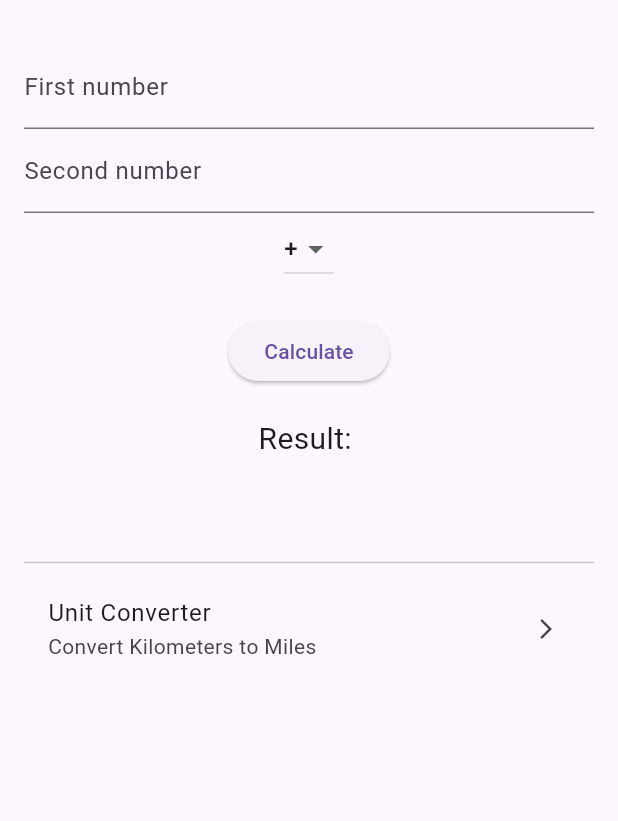
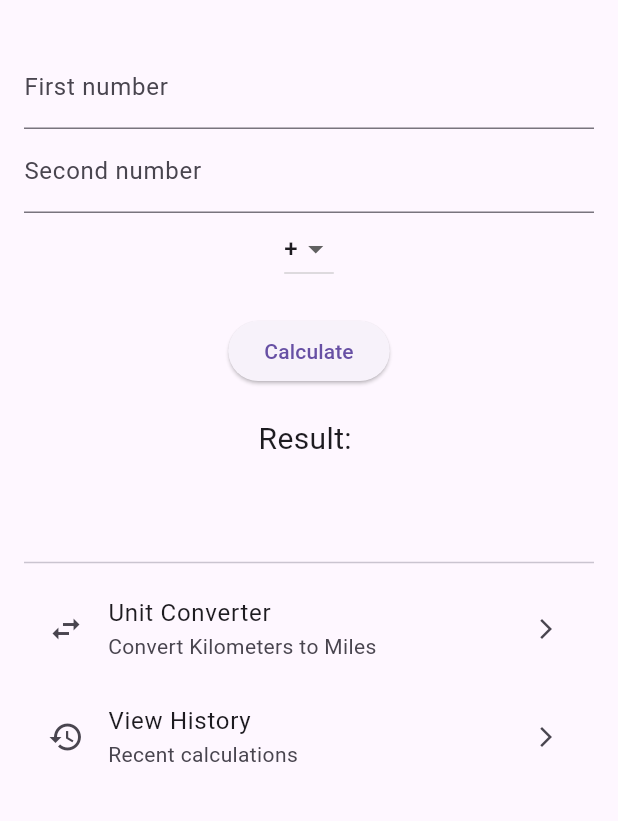
Before and after one commit to MITPIT/calculator, a Flutter app: the screen it shows after launch, on a phone screen of 412 x 824 dp, the part 63-884 px from its top. Run offline on Flutter 3.47's test engine with Material 3 defaults, Android fonts, the phone set to English and light mode, and no system bars; our stand-ins replace shared_preferences.

Commit message:
history screen update

```diff
--- /dev/null
+++ b/flutter_calculator_mvc/lib/controllers/history_controller.dart
@@ -0,0 +1,23 @@
+import 'package:shared_preferences/shared_preferences.dart';
+
+class HistoryController {
+  static const String _key = 'calc_history';
+
+  // Save a new record
+  Future<void> saveHistory(String calculation) async {
+    final prefs = await SharedPreferences.getInstance();
+    List<String> history = prefs.getStringList(_key) ?? [];
+
+    // Format: "Calculation | Timestamp"
+    String timestamp = DateTime.now().toString().split('.')[0];
+    history.insert(0, "$calculation | $timestamp");
+
+    await prefs.setStringList(_key, history);
+  }
+
+  // Retrieve all records
+  Future<List<String>> getHistory() async {
+    final prefs = await SharedPreferences.getInstance();
+    return prefs.getStringList(_key) ?? [];
+  }
+}
--- a/flutter_calculator_mvc/lib/views/calculator_view.dart
+++ b/flutter_calculator_mvc/lib/views/calculator_view.dart
@@ -1,6 +1,7 @@
 import 'package:flutter/material.dart';
 import '../controllers/calculator_controller.dart';
-import '../../../views/converter_view.dart';
+import 'converter_view.dart'; // Fixed path based on standard lib structure
+import 'history_view.dart';
 
 class CalculatorView extends StatefulWidget {
   @override
@@ -28,7 +29,7 @@ class _CalculatorViewState extends State<CalculatorView> {
   @override
   Widget build(BuildContext context) {
     return Scaffold(
-      appBar: AppBar(title: Text('MVC Calculator')),
+      appBar: AppBar(title: const Text('MVC Calculator')),
       body: SingleChildScrollView(
         child: Padding(
           padding: const EdgeInsets.all(16),
@@ -38,12 +39,12 @@ class _CalculatorViewState extends State<CalculatorView> {
               TextField(
                 controller: _firstController,
                 keyboardType: TextInputType.number,
-                decoration: InputDecoration(labelText: 'First number'),
+                decoration: const InputDecoration(labelText: 'First number'),
               ),
               TextField(
                 controller: _secondController,
                 keyboardType: TextInputType.number,
-                decoration: InputDecoration(labelText: 'Second number'),
+                decoration: const InputDecoration(labelText: 'Second number'),
               ),
               DropdownButton<String>(
                 value: _operation,
@@ -52,26 +53,44 @@ class _CalculatorViewState extends State<CalculatorView> {
                     .toList(),
                 onChanged: (value) => setState(() => _operation = value!),
               ),
-              SizedBox(height: 20),
+              const SizedBox(height: 20),
               ElevatedButton(
                 onPressed: _calculate,
-                child: Text('Calculate')
+                child: const Text('Calculate')
               ),
-              SizedBox(height: 20),
+              const SizedBox(height: 20),
               Text(
                 'Result: $_result',
-                style: TextStyle(fontSize: 20)
+                style: const TextStyle(fontSize: 20)
               ),
-              SizedBox(height: 60),
-              Divider(),
+              const SizedBox(height: 60),
+              const Divider(),
+
+              // Unit Converter Link
               ListTile(
-                title: Text("Unit Converter"),
-                subtitle: Text("Convert Kilometers to Miles"),
-                trailing: Icon(Icons.arrow_forward_ios, size: 16),
+                leading: const Icon(Icons.swap_horiz),
+                title: const Text("Unit Converter"),
+                subtitle: const Text("Convert Kilometers to Miles"),
+                trailing: const Icon(Icons.arrow_forward_ios, size: 16),
                 onTap: () {
                   Navigator.push(
                     context,
                     MaterialPageRoute(builder: (context) => ConverterView()),
+                  );
+                },
+              ),
+
+              // History Link
+              ListTile(
+                leading: const Icon(Icons.history),
+                title: const Text('View History'),
+                subtitle: const Text("Recent calculations"),
+                trailing: const Icon(Icons.arrow_forward_ios, size: 16),
+                onTap: () {
+                  Navigator.push(
+                    context,
+                    // No 'const' before MaterialPageRoute
+                    MaterialPageRoute(builder: (context) => HistoryView()),
                   );
                 },
               ),
--- a/flutter_calculator_mvc/pubspec.yaml
+++ b/flutter_calculator_mvc/pubspec.yaml
@@ -30,6 +30,8 @@ environment:
 dependencies:
   flutter:
     sdk: flutter
+
+  shared_preferences: ^2.5.4
 
   # The following adds the Cupertino Icons font to your application.
   # Use with the CupertinoIcons class for iOS style icons.
```
Also changed, not shown: flutter_calculator_mvc/lib/controllers/calculator_controller.dart (+19 -4 lines), flutter_calculator_mvc/lib/views/history_view.dart (added, +32 -0 lines), flutter_calculator_mvc/pubspec.lock, 1 other file.
